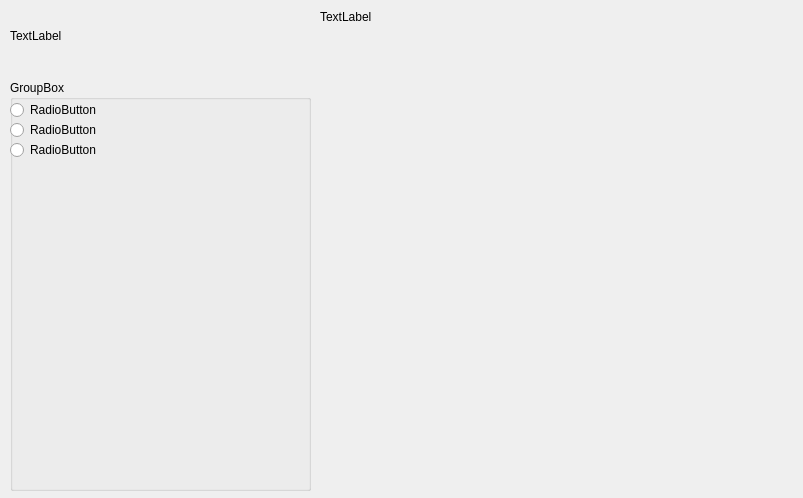
Before: the Qt Designer form python/plotIPIandSVM/IPIClick_interface.ui in neurobiofisica/gymnotools, drawn with Qt 5.
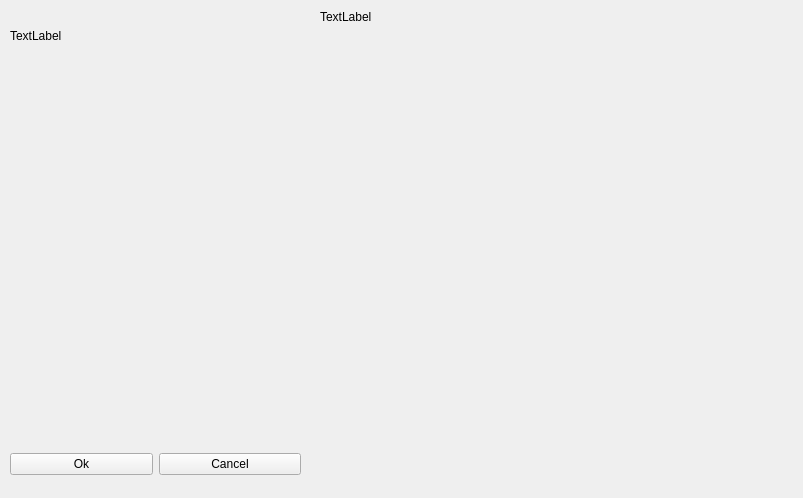
After: the same form once the commit is applied.

Commit message: RadioButton created dynamically small correction on detecIPI for new SVMFlag usage ('s' in both of the pair) Ok and Cancel buttons inserted but no connected

```diff
--- a/python/plotIPIandSVM/IPIClick_interface.ui
+++ b/python/plotIPIandSVM/IPIClick_interface.ui
@@ -42,57 +42,42 @@
     <set>Qt::AlignLeading|Qt::AlignLeft|Qt::AlignTop</set>
    </property>
   </widget>
-  <widget class="QGroupBox" name="groupBox">
+  <widget class="QWidget" name="gridLayoutWidget">
    <property name="geometry">
     <rect>
      <x>10</x>
-     <y>80</y>
-     <width>301</width>
-     <height>411</height>
+     <y>70</y>
+     <width>291</width>
+     <height>371</height>
     </rect>
    </property>
-   <property name="title">
-    <string>GroupBox</string>
-   </property>
-   <widget class="QRadioButton" name="opt1">
-    <property name="geometry">
-     <rect>
-      <x>0</x>
-      <y>20</y>
-      <width>105</width>
-      <height>20</height>
-     </rect>
-    </property>
-    <property name="text">
-     <string>RadioButton</string>
-    </property>
-   </widget>
-   <widget class="QRadioButton" name="opt2">
+   <layout class="QGridLayout" name="gridLayout"/>
+  </widget>
+  <widget class="QWidget" name="">
     <property name="geometry">
      <rect>
-      <x>0</x>
-      <y>40</y>
-      <width>105</width>
-      <height>20</height>
-     </rect>
-    </property>
+     <x>10</x>
+     <y>450</y>
+     <width>291</width>
+     <height>29</height>
+    </rect>
+   </property>
+   <layout class="QHBoxLayout" name="horizontalLayout">
+    <item>
+     <widget class="QPushButton" name="pushButton_3">
     <property name="text">
-     <string>RadioButton</string>
-    </property>
-   </widget>
-   <widget class="QRadioButton" name="opt3">
-    <property name="geometry">
-     <rect>
-      <x>0</x>
-      <y>60</y>
-      <width>105</width>
-      <height>20</height>
-     </rect>
-    </property>
+       <string>Ok</string>
+      </property>
+     </widget>
+    </item>
+    <item>
+     <widget class="QPushButton" name="pushButton_2">
     <property name="text">
-     <string>RadioButton</string>
-    </property>
-   </widget>
+       <string>Cancel</string>
+      </property>
+     </widget>
+    </item>
+   </layout>
   </widget>
  </widget>
  <resources/>
```
Lines whose indentation alone changed are shown as unchanged. The commit also changes 4 other files.
